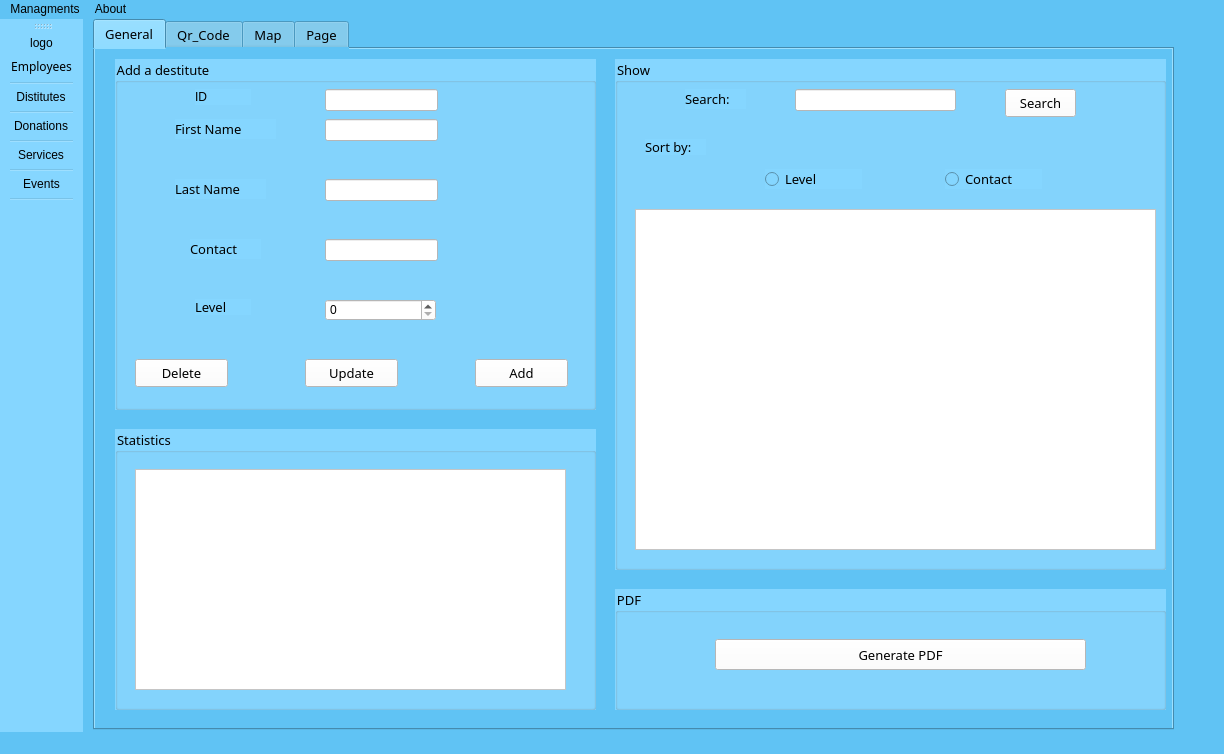
The window that mainwindow.ui (Ghalia9/SmartShareAncCareCenter) describes before a commit, drawn with Qt 5.
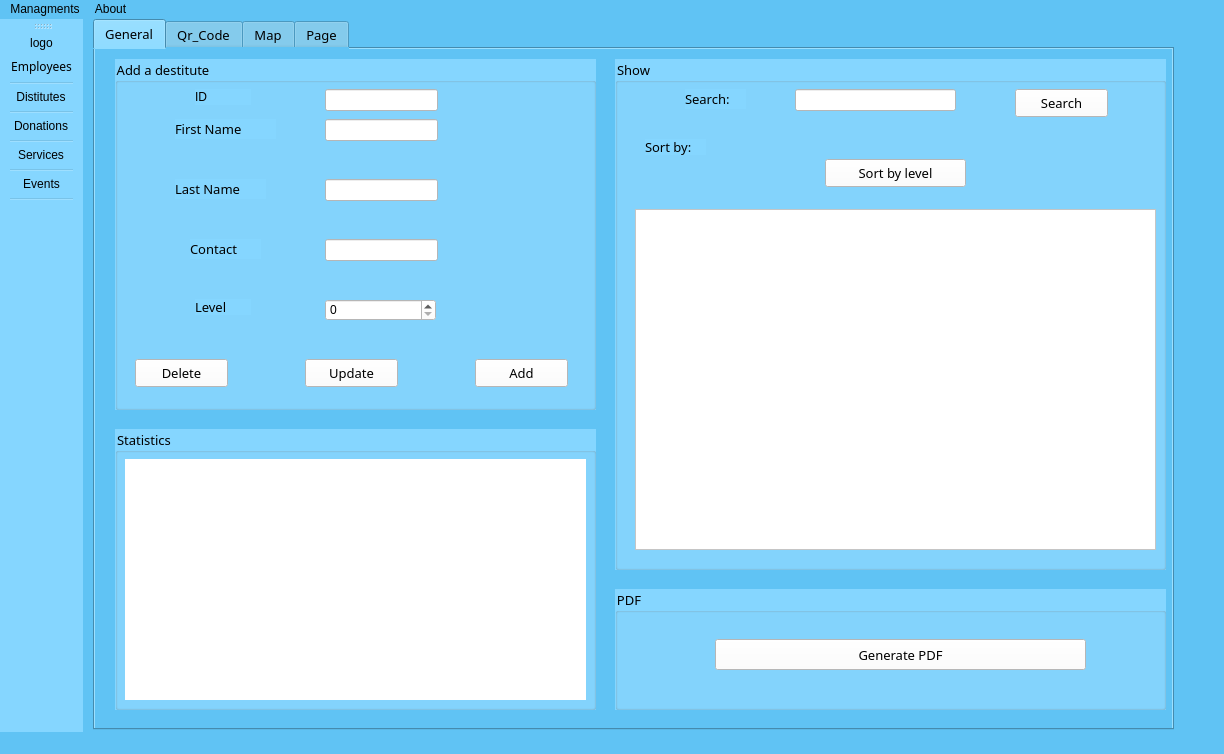
The same window after the commit. Icons and pictures are not drawn.

```diff
--- a/mainwindow.ui
+++ b/mainwindow.ui
@@ -823,28 +823,6 @@
         <string notr="true">background-color: rgb(255, 255, 255);</string>
        </property>
       </widget>
-      <widget class="QPushButton" name="pushButton_search_5">
-       <property name="geometry">
-        <rect>
-         <x>390</x>
-         <y>30</y>
-         <width>71</width>
-         <height>28</height>
-        </rect>
-       </property>
-       <property name="font">
-        <font>
-         <family>Poppins</family>
-         <pointsize>10</pointsize>
-        </font>
-       </property>
-       <property name="styleSheet">
-        <string notr="true">background-color: rgb(255, 255, 255);</string>
-       </property>
-       <property name="text">
-        <string>Search</string>
-       </property>
-      </widget>
       <widget class="QLabel" name="label_22">
        <property name="geometry">
         <rect>
@@ -864,45 +842,7 @@
         <string>Sort by:</string>
        </property>
       </widget>
-      <widget class="QRadioButton" name="radioButton_level_5">
-       <property name="geometry">
-        <rect>
-         <x>150</x>
-         <y>110</y>
-         <width>97</width>
-         <height>20</height>
-        </rect>
-       </property>
-       <property name="font">
-        <font>
-         <family>Poppins</family>
-         <pointsize>10</pointsize>
-        </font>
-       </property>
-       <property name="text">
-        <string>Level</string>
-       </property>
-      </widget>
-      <widget class="QRadioButton" name="radioButton_contact_5">
-       <property name="geometry">
-        <rect>
-         <x>330</x>
-         <y>110</y>
-         <width>97</width>
-         <height>20</height>
-        </rect>
-       </property>
-       <property name="font">
-        <font>
-         <family>Poppins</family>
-         <pointsize>10</pointsize>
-        </font>
-       </property>
-       <property name="text">
-        <string>Contact</string>
-       </property>
-      </widget>
-      <widget class="QTableView" name="tabDestitute">
+      <widget class="QTableView" name="showtab">
        <property name="geometry">
         <rect>
          <x>20</x>
@@ -916,6 +856,50 @@
 background-color: rgb(255, 255, 255);</string>
        </property>
       </widget>
+      <widget class="QPushButton" name="pb_search">
+       <property name="geometry">
+        <rect>
+         <x>400</x>
+         <y>30</y>
+         <width>93</width>
+         <height>28</height>
+        </rect>
+       </property>
+       <property name="font">
+        <font>
+         <family>Poppins</family>
+         <pointsize>10</pointsize>
+        </font>
+       </property>
+       <property name="styleSheet">
+        <string notr="true">background-color: rgb(255, 255, 255);</string>
+       </property>
+       <property name="text">
+        <string>Search</string>
+       </property>
+      </widget>
+      <widget class="QPushButton" name="pb_sort">
+       <property name="geometry">
+        <rect>
+         <x>210</x>
+         <y>100</y>
+         <width>141</width>
+         <height>28</height>
+        </rect>
+       </property>
+       <property name="font">
+        <font>
+         <family>Poppins</family>
+         <pointsize>10</pointsize>
+        </font>
+       </property>
+       <property name="styleSheet">
+        <string notr="true">background-color: rgb(255, 255, 255);</string>
+       </property>
+       <property name="text">
+        <string>Sort by level</string>
+       </property>
+      </widget>
      </widget>
      <widget class="QGroupBox" name="groupBox_5">
       <property name="geometry">
@@ -988,18 +972,19 @@
       <property name="title">
        <string>Statistics</string>
       </property>
-      <widget class="QListView" name="listView_4">
+      <widget class="QFrame" name="stats">
        <property name="geometry">
         <rect>
-         <x>20</x>
-         <y>40</y>
-         <width>431</width>
-         <height>221</height>
+         <x>10</x>
+         <y>30</y>
+         <width>461</width>
+         <height>241</height>
         </rect>
        </property>
        <property name="styleSheet">
         <string notr="true">background-color: rgb(255, 255, 255);</string>
        </property>
+       <layout class="QHBoxLayout" name="horizontalLayout"/>
       </widget>
      </widget>
     </widget>
```
Left out of the diff: 228 changed lines with no effect on the pictures.
